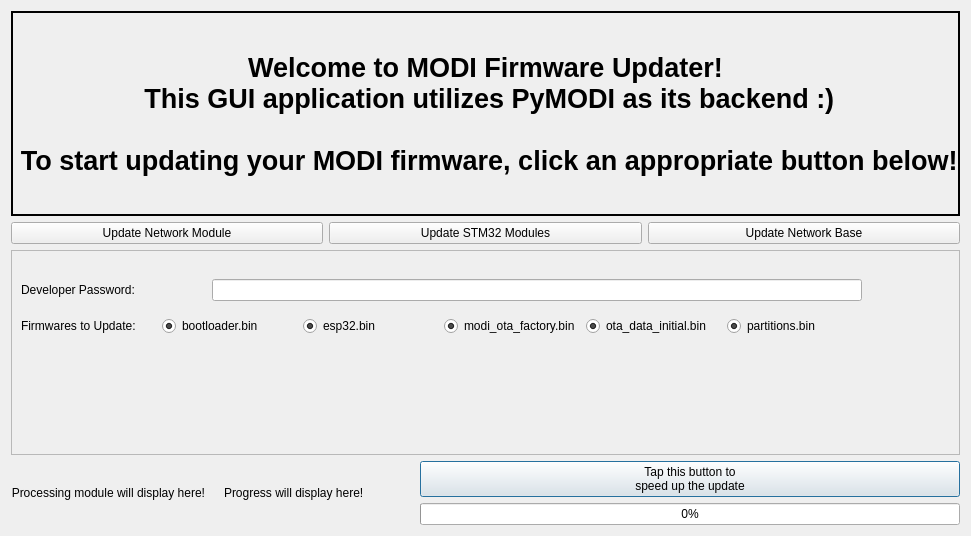
The window that modi/assets/modi_firmware_updater.ui (LUXROBO/pymodi) describes before a commit, drawn with Qt 5.
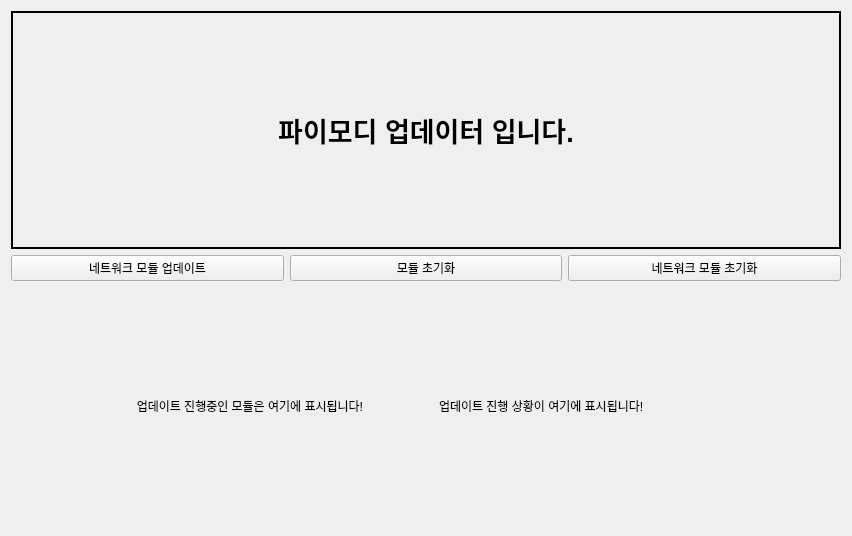
The same window after the commit. Icons and pictures are not drawn.

Commit message: Translate English into Korean

The edit to the form file:
```diff
--- a/modi/assets/modi_firmware_updater.ui
+++ b/modi/assets/modi_firmware_updater.ui
@@ -14,193 +14,6 @@
    <string>Dialog</string>
   </property>
   <layout class="QGridLayout" name="gridLayout">
-   <item row="2" column="0">
-    <widget class="QFrame" name="developer_frame">
-     <property name="frameShape">
-      <enum>QFrame::StyledPanel</enum>
-     </property>
-     <property name="frameShadow">
-      <enum>QFrame::Raised</enum>
-     </property>
-     <widget class="QWidget" name="layoutWidget">
-      <property name="geometry">
-       <rect>
-        <x>10</x>
-        <y>20</y>
-        <width>841</width>
-        <height>77</height>
-       </rect>
-      </property>
-      <layout class="QVBoxLayout" name="verticalLayout_2">
-       <property name="topMargin">
-        <number>0</number>
-       </property>
-       <item>
-        <layout class="QHBoxLayout" name="horizontalLayout_4">
-         <property name="topMargin">
-          <number>0</number>
-         </property>
-         <item>
-          <widget class="QLabel" name="password_label">
-           <property name="text">
-            <string>Developer Password:</string>
-           </property>
-          </widget>
-         </item>
-         <item>
-          <widget class="QLineEdit" name="password_field">
-           <property name="sizePolicy">
-            <sizepolicy hsizetype="Minimum" vsizetype="Fixed">
-             <horstretch>0</horstretch>
-             <verstretch>0</verstretch>
-            </sizepolicy>
-           </property>
-           <property name="minimumSize">
-            <size>
-             <width>650</width>
-             <height>0</height>
-            </size>
-           </property>
-           <property name="focusPolicy">
-            <enum>Qt::StrongFocus</enum>
-           </property>
-           <property name="text">
-            <string/>
-           </property>
-           <property name="maxLength">
-            <number>300</number>
-           </property>
-           <property name="readOnly">
-            <bool>false</bool>
-           </property>
-           <property name="clearButtonEnabled">
-            <bool>false</bool>
-           </property>
-          </widget>
-         </item>
-        </layout>
-       </item>
-       <item>
-        <layout class="QHBoxLayout" name="horizontalLayout_3">
-         <property name="bottomMargin">
-          <number>0</number>
-         </property>
-         <item>
-          <widget class="QLabel" name="developer_label">
-           <property name="text">
-            <string>Firmwares to Update:</string>
-           </property>
-          </widget>
-         </item>
-         <item>
-          <widget class="QRadioButton" name="bootloader_rbutton">
-           <property name="autoFillBackground">
-            <bool>false</bool>
-           </property>
-           <property name="text">
-            <string>bootloader.bin</string>
-           </property>
-           <property name="checkable">
-            <bool>true</bool>
-           </property>
-           <property name="checked">
-            <bool>true</bool>
-           </property>
-           <property name="autoExclusive">
-            <bool>false</bool>
-           </property>
-          </widget>
-         </item>
-         <item>
-          <widget class="QRadioButton" name="esp32_rbutton">
-           <property name="text">
-            <string>esp32.bin</string>
-           </property>
-           <property name="checkable">
-            <bool>true</bool>
-           </property>
-           <property name="checked">
-            <bool>true</bool>
-           </property>
-           <property name="autoExclusive">
-            <bool>false</bool>
-           </property>
-          </widget>
-         </item>
-         <item>
-          <widget class="QRadioButton" name="modi_ota_factory_rbutton">
-           <property name="text">
-            <string>modi_ota_factory.bin</string>
-           </property>
-           <property name="checked">
-            <bool>true</bool>
-           </property>
-           <property name="autoExclusive">
-            <bool>false</bool>
-           </property>
-          </widget>
-         </item>
-         <item>
-          <widget class="QRadioButton" name="ota_data_initial_rbutton">
-           <property name="text">
-            <string>ota_data_initial.bin</string>
-           </property>
-           <property name="checked">
-            <bool>true</bool>
-           </property>
-           <property name="autoExclusive">
-            <bool>false</bool>
-           </property>
-          </widget>
-         </item>
-         <item>
-          <widget class="QRadioButton" name="partitions_rbutton">
-           <property name="text">
-            <string>partitions.bin</string>
-           </property>
-           <property name="checked">
-            <bool>true</bool>
-           </property>
-           <property name="autoExclusive">
-            <bool>false</bool>
-           </property>
-          </widget>
-         </item>
-        </layout>
-       </item>
-      </layout>
-     </widget>
-    </widget>
-   </item>
-   <item row="0" column="0">
-    <widget class="QLabel" name="status_label">
-     <property name="font">
-      <font>
-       <pointsize>20</pointsize>
-       <weight>75</weight>
-       <italic>false</italic>
-       <bold>true</bold>
-       <underline>false</underline>
-       <kerning>true</kerning>
-      </font>
-     </property>
-     <property name="autoFillBackground">
-      <bool>false</bool>
-     </property>
-     <property name="frameShape">
-      <enum>QFrame::WinPanel</enum>
-     </property>
-     <property name="text">
-      <string>Welcome to MODI Firmware Updater! 
- This GUI application utilizes PyMODI as its backend :) 
-
- To start updating your MODI firmware, click an appropriate button below!</string>
-     </property>
-     <property name="alignment">
-      <set>Qt::AlignCenter</set>
-     </property>
-    </widget>
-   </item>
    <item row="1" column="0">
     <layout class="QHBoxLayout" name="horizontalLayout">
      <item>
@@ -209,7 +22,7 @@
         <enum>Qt::NoFocus</enum>
        </property>
        <property name="text">
-        <string>Update Network Module</string>
+        <string>네트워크 모듈 업데이트</string>
        </property>
        <property name="icon">
         <iconset>
@@ -229,7 +42,7 @@
         <enum>Qt::NoFocus</enum>
        </property>
        <property name="text">
-        <string>Update STM32 Modules</string>
+        <string>모듈 초기화</string>
        </property>
        <property name="icon">
         <iconset>
@@ -249,7 +62,7 @@
         <enum>Qt::NoFocus</enum>
        </property>
        <property name="text">
-        <string>Update Network Base</string>
+        <string>네트워크 모듈 초기화</string>
        </property>
        <property name="icon">
         <iconset>
@@ -265,7 +78,7 @@
      </item>
     </layout>
    </item>
-   <item row="3" column="0">
+   <item row="2" column="0">
     <layout class="QHBoxLayout" name="horizontalLayout_2">
      <item>
       <layout class="QHBoxLayout" name="horizontalLayout_5">
@@ -275,7 +88,7 @@
        <item>
         <widget class="QLabel" name="local_module">
          <property name="text">
-          <string>Processing module will display here!</string>
+          <string>업데이트 진행중인 모듈은 여기에 표시됩니다!</string>
          </property>
          <property name="alignment">
           <set>Qt::AlignRight|Qt::AlignTrailing|Qt::AlignVCenter</set>
@@ -313,32 +126,7 @@
        <item>
         <widget class="QLabel" name="local_percentage">
          <property name="text">
-          <string>Progress will display here!</string>
-         </property>
-        </widget>
-       </item>
-      </layout>
-     </item>
-     <item>
-      <layout class="QVBoxLayout" name="verticalLayout">
-       <item>
-        <widget class="QPushButton" name="push_button">
-         <property name="focusPolicy">
-          <enum>Qt::StrongFocus</enum>
-         </property>
-         <property name="text">
-          <string>Tap this button to 
-speed up the update</string>
-         </property>
-        </widget>
-       </item>
-       <item>
-        <widget class="QProgressBar" name="push_bar">
-         <property name="value">
-          <number>0</number>
-         </property>
-         <property name="orientation">
-          <enum>Qt::Horizontal</enum>
+          <string>업데이트 진행 상황이 여기에 표시됩니다!</string>
          </property>
         </widget>
        </item>
@@ -346,6 +134,32 @@
      </item>
     </layout>
    </item>
+   <item row="0" column="0">
+    <widget class="QLabel" name="status_label">
+     <property name="font">
+      <font>
+       <pointsize>20</pointsize>
+       <weight>75</weight>
+       <italic>false</italic>
+       <bold>true</bold>
+       <underline>false</underline>
+       <kerning>true</kerning>
+      </font>
+     </property>
+     <property name="autoFillBackground">
+      <bool>false</bool>
+     </property>
+     <property name="frameShape">
+      <enum>QFrame::WinPanel</enum>
+     </property>
+     <property name="text">
+      <string>파이모디 업데이터 입니다.</string>
+     </property>
+     <property name="alignment">
+      <set>Qt::AlignCenter</set>
+     </property>
+    </widget>
+   </item>
   </layout>
  </widget>
  <resources/>
```
The commit also changes 2 other files.
